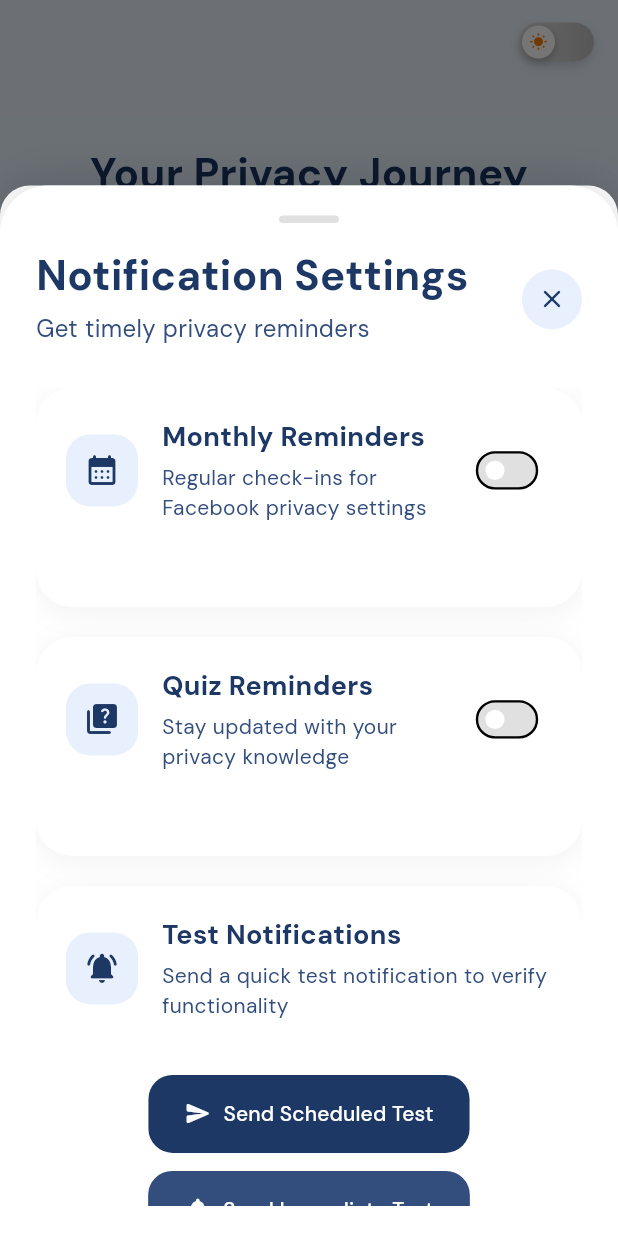
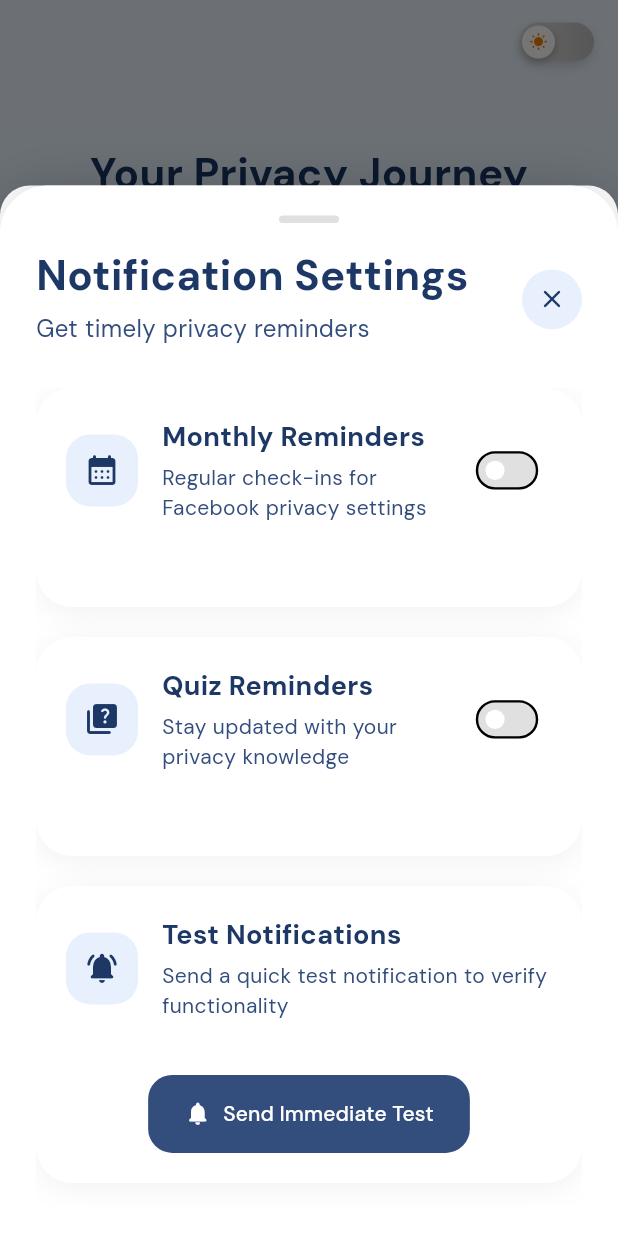
Before and after one commit to 4by3/capstone_flutter_project, a Flutter app: the HomePage screen opened directly, after a tap on the "notifications active" icon, on a phone screen of 412 x 824 dp. Run offline on Flutter 3.47's test engine with Material 3 defaults, Android fonts, the phone set to English and light mode, and no system bars; our stand-ins replace audioplayers, auto_size_text, cloud_firestore, confetti, firebase_auth, firebase_core and 8 more; missing offline and left inert: app_settings; accounts and stored records are empty; generated files the repository leaves out were written again.

Commit message:
Resizing changes

```diff
--- a/lib/services/notification_settings_modal.dart
+++ b/lib/services/notification_settings_modal.dart
@@ -805,24 +805,6 @@ class _NotificationSettingsModalState extends State<NotificationSettingsModal>
           const SizedBox(height: 16),
           Center(
             child: ElevatedButton.icon(
-              onPressed: _sendTestNotification,
-              icon: const Icon(Icons.send_rounded),
-              label: const Text('Send Scheduled Test'),
-              style: ElevatedButton.styleFrom(
-                backgroundColor: isDarkMode ? Colors.grey[800] : primaryBlue,
-                foregroundColor: Colors.white,
-                elevation: 0,
-                padding:
-                    const EdgeInsets.symmetric(horizontal: 24, vertical: 16),
-                shape: RoundedRectangleBorder(
-                  borderRadius: BorderRadius.circular(16),
-                ),
-              ),
-            ),
-          ),
-          const SizedBox(height: 12),
-          Center(
-            child: ElevatedButton.icon(
               onPressed: _sendImmediateTestNotification,
               icon: const Icon(Icons.notifications_rounded),
               label: const Text('Send Immediate Test'),
```
Also changed, not shown: lib/pages/feature_quiz_page.dart (+8 -8 lines), lib/pages/intro_page.dart (+5 -5 lines).
